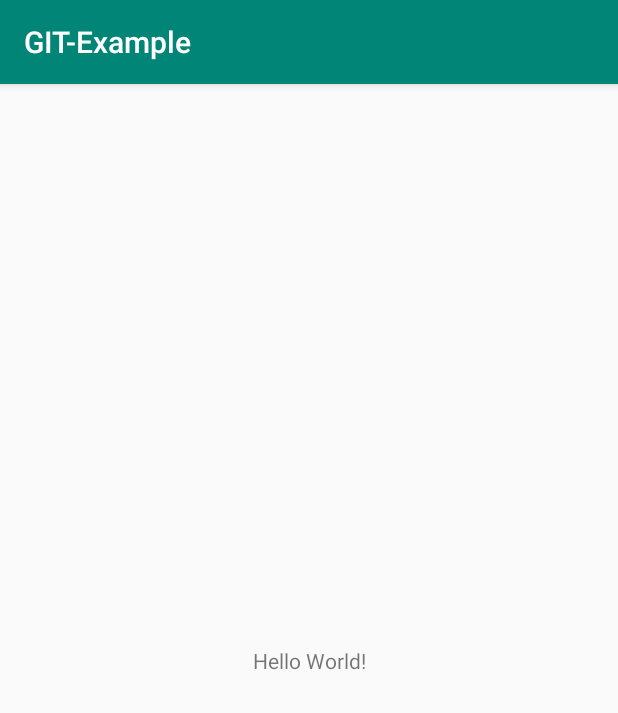
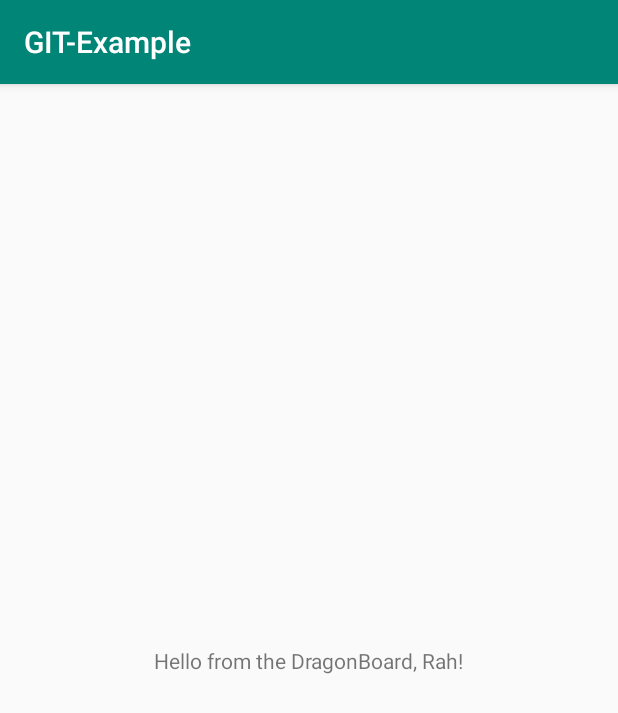
Before and after one commit to angelotn215/GITexample, an Android app: the screen it shows after launch (MainActivity), on a phone screen of 412 x 824 dp. Shown: the top 713 px of the screen. Run offline under Robolectric (Android 15) with nearby library versions, the phone set to English and light mode, and no system bars.

Commit message:
Change text to be more accurate.

```diff
--- a/app/src/main/res/layout/activity_main.xml
+++ b/app/src/main/res/layout/activity_main.xml
@@ -9,7 +9,7 @@
     <TextView
         android:layout_width="wrap_content"
         android:layout_height="wrap_content"
-        android:text="Hello World!"
+        android:text="Hello from the DragonBoard, Rah!"
         app:layout_constraintBottom_toBottomOf="parent"
         app:layout_constraintLeft_toLeftOf="parent"
         app:layout_constraintRight_toRightOf="parent"
```
